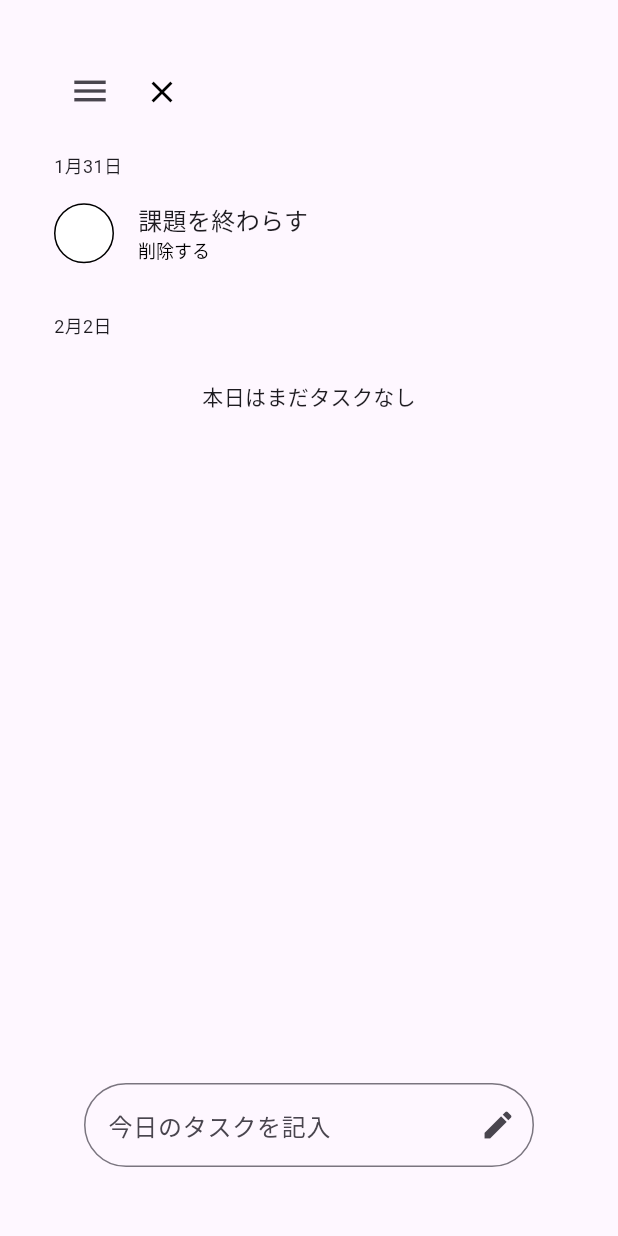
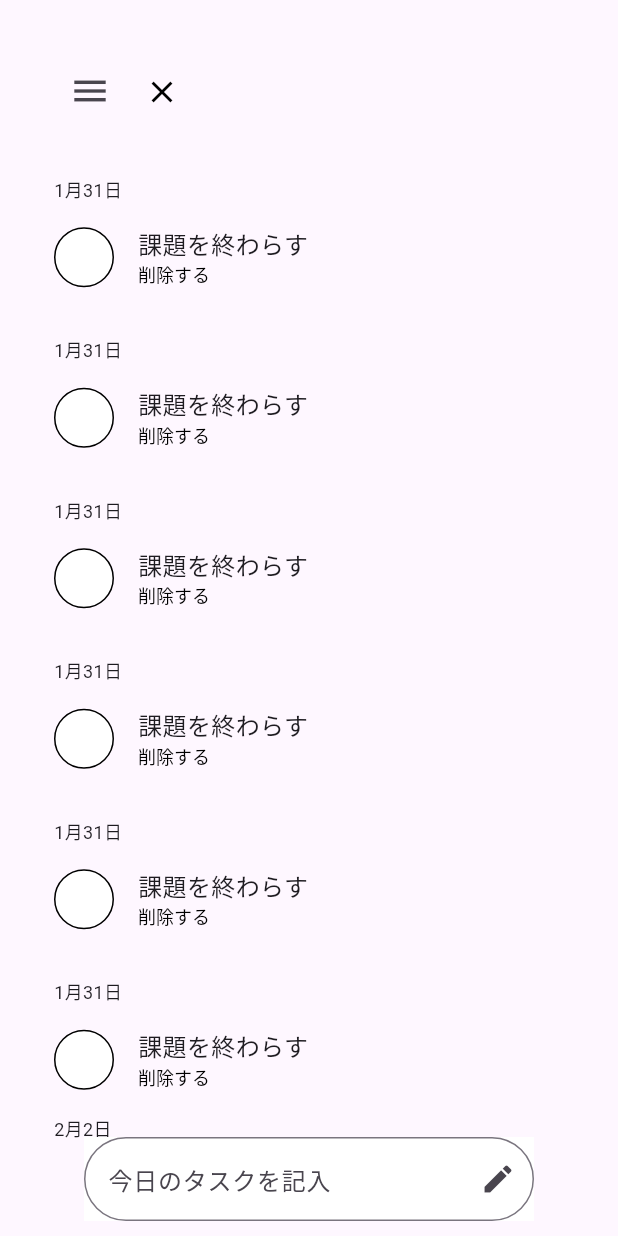
Before and after one commit to hinata2145/Easy_app, a Flutter app: the LoginPage screen opened directly, after a tap on "ログイン", on a phone screen of 412 x 824 dp. Run offline on Flutter 3.47's test engine with Material 3 defaults, Android fonts, the phone set to English and light mode, and no system bars; our stand-ins replace sign_in_button.

Commit message:
UI変更

```diff
--- a/lib/component/memo_contents.dart
+++ b/lib/component/memo_contents.dart
@@ -13,19 +13,19 @@ class _MemoContentsState extends State<MemoContents> {
   @override
   Widget build(BuildContext context) {
     return Container(
-      padding: EdgeInsets.only(top: 16, bottom: 16),
+      padding: const EdgeInsets.only(top: 16, bottom: 16),
       child: Column(
         crossAxisAlignment: CrossAxisAlignment.start,
         children: [
-          Text(
+          const Text(
             '1月31日',
             style: TextStyle(fontSize: 12),
           ),
-          SizedBox(height: 16),
+          const SizedBox(height: 16),
           Row(
             children: [
               Container(
-                margin: EdgeInsets.only(right: 16),
+                margin: const EdgeInsets.only(right: 16),
                 child: GestureDetector(
                   onTap: () {
                     setState(() {
@@ -54,9 +54,9 @@ class _MemoContentsState extends State<MemoContents> {
                     style: TextStyle(fontSize: 16),
                   ),
                   RichText(
-                    text: TextSpan(
+                    text: const TextSpan(
                       text: '削除する',
-                      style: const TextStyle(color: Colors.black, fontSize: 12),
+                      style: TextStyle(color: Colors.black, fontSize: 12),
                     ),
                   ),
                 ],
--- a/lib/home_page.dart
+++ b/lib/home_page.dart
@@ -2,7 +2,7 @@ import 'package:easy_app/component/memo_contents.dart';
 import 'package:flutter/material.dart';
 
 class HomePage extends StatefulWidget {
-  HomePage({Key? key}) : super(key: key);
+  const HomePage({Key? key}) : super(key: key);
 
   @override
   HomePageState createState() => HomePageState();
@@ -22,23 +22,23 @@ class HomePageState extends State<HomePage> {
             padding: EdgeInsets.zero,
             children: <Widget>[
               ListTile(
-                title: Text('通知設定'),
+                title: const Text('通知設定'),
                 onTap: () {},
               ),
               ListTile(
-                title: Text('ログアウト'),
+                title: const Text('ログアウト'),
                 onTap: () {},
               ),
               ListTile(
-                title: Text('プライバシーポリシー'),
+                title: const Text('プライバシーポリシー'),
                 onTap: () {},
               ),
               ListTile(
-                title: Text('利用規約'),
+                title: const Text('利用規約'),
                 onTap: () {},
               ),
               ListTile(
-                title: Text('お問い合わせ'),
+                title: const Text('お問い合わせ'),
                 onTap: () {},
               ),
             ],
@@ -46,9 +46,11 @@ class HomePageState extends State<HomePage> {
         ),
         body: Stack(
           children: [
+            ListView(
+              children: [
                 Container(
-              //color: Colors.red,
-              margin: EdgeInsets.all(36),
+                  // color: Colors.red,
+                  margin: const EdgeInsets.only(top: 36, right: 36, left: 36),
                   width: 358,
                   child: Column(
                     children: [
@@ -80,12 +82,17 @@ class HomePageState extends State<HomePage> {
                           ),
                         ],
                       ),
-                  MemoContents(),
                       Container(
-                    padding: EdgeInsets.only(top: 16, bottom: 16),
-                    child: Column(
+                        padding: const EdgeInsets.only(top: 16, bottom: 16),
+                        child: const Column(
                           crossAxisAlignment: CrossAxisAlignment.start,
                           children: [
+                            MemoContents(),
+                            MemoContents(),
+                            MemoContents(),
+                            MemoContents(),
+                            MemoContents(),
+                            MemoContents(),
                             Text(
                               '2月2日',
                               style: TextStyle(fontSize: 12),
@@ -97,11 +104,16 @@ class HomePageState extends State<HomePage> {
                           ],
                         ),
                       ),
-                  Expanded(
-                    child: Align(
+                    ],
+                  ),
+                ),
+              ],
+            ),
+            Align(
               alignment: Alignment.bottomCenter,
               child: Container(
                 margin: const EdgeInsets.only(bottom: 10),
+                color: Colors.white,
                 height: 56,
                 width: 300,
                 child: TextField(
@@ -109,7 +121,7 @@ class HomePageState extends State<HomePage> {
                     hintText: '今日のタスクを記入',
                     suffixIcon: IconButton(
                       onPressed: () {},
-                              icon: Icon(Icons.edit),
+                      icon: const Icon(Icons.edit),
                     ),
                     border: OutlineInputBorder(
                       borderRadius: BorderRadius.circular(40),
@@ -118,10 +130,6 @@ class HomePageState extends State<HomePage> {
                 ),
               ),
             ),
-                  ),
-                ],
-              ),
-            ),
           ],
         ),
       ),
--- a/lib/login_page.dart
+++ b/lib/login_page.dart
@@ -15,7 +15,9 @@ class LoginPage extends StatelessWidget {
       appBar: AppBar(
         title: const Text("ログイン"),
       ),
-      body: Center(
+      body: ListView(
+        children: [
+          Center(
             child: Container(
               margin: const EdgeInsets.only(top: 40),
               child: Column(
@@ -83,7 +85,20 @@ class LoginPage extends StatelessWidget {
                           const SizedBox(height: 12),
                           const Text('パスワード'),
                           const SizedBox(height: 12),
-                      const InputForm(),
+                          SizedBox(
+                            height: 50,
+                            width: 340,
+                            child: TextField(
+                              decoration: InputDecoration(
+                                  suffixIcon: IconButton(
+                                    icon: const Icon(Icons.visibility_off),
+                                    onPressed: () {},
+                                  ),
+                                  border: OutlineInputBorder(
+                                    borderRadius: BorderRadius.circular(10),
+                                  )),
+                            ),
+                          ),
                           const SizedBox(height: 60),
                           CommonButton(
                             text: 'ログイン',
@@ -91,7 +106,7 @@ class LoginPage extends StatelessWidget {
                               Navigator.push(
                                 context,
                                 MaterialPageRoute(
-                                builder: (context) =>  HomePage()),
+                                    builder: (context) => const HomePage()),
                               );
                             },
                           ),
@@ -120,6 +135,8 @@ class LoginPage extends StatelessWidget {
               ),
             ),
           ),
+        ],
+      ),
     );
   }
 }
--- a/lib/signup_page.dart
+++ b/lib/signup_page.dart
@@ -29,7 +29,7 @@ class SignupPage extends StatelessWidget {
               SizedBox(height: 12),
               InputForm(),
               SizedBox(height: 80),
-              CommonButton(text: '新規登録'),
+              CommonButton(text: '送信'),
             ],
           ),
         ),
```
Also changed, not shown: pubspec.lock, 2 other files. Lines whose indentation alone changed are shown as unchanged.
